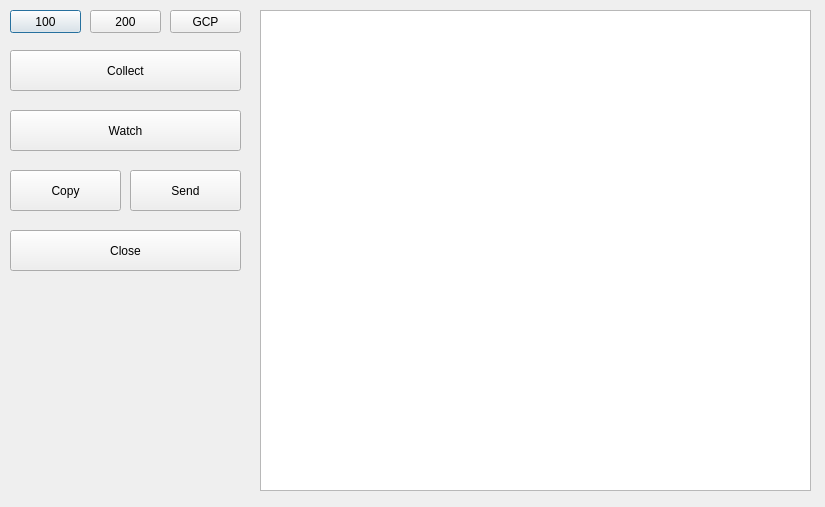
gunh0/tor-network-analyzer, file src/CC_Server_GUI.ui: the form before one commit.
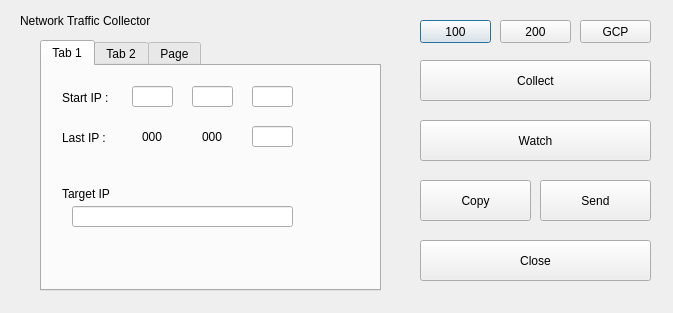
The form after the commit. The open tabs and pages were chosen to show the change.

Patch:
```diff
--- a/src/CC_Server_GUI.ui
+++ b/src/CC_Server_GUI.ui
@@ -6,8 +6,8 @@
    <rect>
     <x>0</x>
     <y>0</y>
-    <width>825</width>
-    <height>507</height>
+    <width>673</width>
+    <height>313</height>
    </rect>
   </property>
   <property name="windowTitle">
@@ -16,8 +16,8 @@
   <widget class="QPushButton" name="pushButton_1">
    <property name="geometry">
     <rect>
-     <x>10</x>
-     <y>10</y>
+     <x>420</x>
+     <y>20</y>
      <width>71</width>
      <height>23</height>
     </rect>
@@ -29,8 +29,8 @@
   <widget class="QPushButton" name="pushButton_2">
    <property name="geometry">
     <rect>
-     <x>90</x>
-     <y>10</y>
+     <x>500</x>
+     <y>20</y>
      <width>71</width>
      <height>23</height>
     </rect>
@@ -42,8 +42,8 @@
   <widget class="QPushButton" name="pushButton_3">
    <property name="geometry">
     <rect>
-     <x>170</x>
-     <y>10</y>
+     <x>580</x>
+     <y>20</y>
      <width>71</width>
      <height>23</height>
     </rect>
@@ -55,8 +55,8 @@
   <widget class="QPushButton" name="pushButton_4">
    <property name="geometry">
     <rect>
-     <x>10</x>
-     <y>50</y>
+     <x>420</x>
+     <y>60</y>
      <width>231</width>
      <height>41</height>
     </rect>
@@ -68,8 +68,8 @@
   <widget class="QPushButton" name="pushButton_5">
    <property name="geometry">
     <rect>
-     <x>10</x>
-     <y>110</y>
+     <x>420</x>
+     <y>120</y>
      <width>231</width>
      <height>41</height>
     </rect>
@@ -81,8 +81,8 @@
   <widget class="QPushButton" name="pushButton_6">
    <property name="geometry">
     <rect>
-     <x>10</x>
-     <y>170</y>
+     <x>420</x>
+     <y>180</y>
      <width>111</width>
      <height>41</height>
     </rect>
@@ -94,8 +94,8 @@
   <widget class="QPushButton" name="pushButton_7">
    <property name="geometry">
     <rect>
-     <x>130</x>
-     <y>170</y>
+     <x>540</x>
+     <y>180</y>
      <width>111</width>
      <height>41</height>
     </rect>
@@ -107,8 +107,8 @@
   <widget class="QPushButton" name="pushButton_8">
    <property name="geometry">
     <rect>
-     <x>10</x>
-     <y>230</y>
+     <x>420</x>
+     <y>240</y>
      <width>231</width>
      <height>41</height>
     </rect>
@@ -117,15 +117,317 @@
     <string>Close</string>
    </property>
   </widget>
-  <widget class="QListView" name="listView">
+  <widget class="QLabel" name="label">
    <property name="geometry">
     <rect>
-     <x>260</x>
+     <x>20</x>
      <y>10</y>
-     <width>551</width>
-     <height>481</height>
+     <width>141</width>
+     <height>21</height>
     </rect>
    </property>
+   <property name="text">
+    <string>Network Traffic Collector</string>
+   </property>
+  </widget>
+  <widget class="QTabWidget" name="tabWidget">
+   <property name="geometry">
+    <rect>
+     <x>40</x>
+     <y>40</y>
+     <width>341</width>
+     <height>251</height>
+    </rect>
+   </property>
+   <property name="currentIndex">
+    <number>2</number>
+   </property>
+   <widget class="QWidget" name="ntc_100">
+    <property name="toolTipDuration">
+     <number>6</number>
+    </property>
+    <attribute name="title">
+     <string>Tab 1</string>
+    </attribute>
+    <widget class="QLineEdit" name="lineEdit">
+     <property name="geometry">
+      <rect>
+       <x>90</x>
+       <y>20</y>
+       <width>41</width>
+       <height>21</height>
+      </rect>
+     </property>
+    </widget>
+    <widget class="QLabel" name="label_2">
+     <property name="geometry">
+      <rect>
+       <x>20</x>
+       <y>22</y>
+       <width>56</width>
+       <height>20</height>
+      </rect>
+     </property>
+     <property name="text">
+      <string>Start IP :</string>
+     </property>
+    </widget>
+    <widget class="QLabel" name="label_3">
+     <property name="geometry">
+      <rect>
+       <x>20</x>
+       <y>62</y>
+       <width>56</width>
+       <height>20</height>
+      </rect>
+     </property>
+     <property name="text">
+      <string>Last IP :</string>
+     </property>
+    </widget>
+    <widget class="QLabel" name="label_4">
+     <property name="geometry">
+      <rect>
+       <x>100</x>
+       <y>60</y>
+       <width>31</width>
+       <height>21</height>
+      </rect>
+     </property>
+     <property name="text">
+      <string>000</string>
+     </property>
+    </widget>
+    <widget class="QLineEdit" name="lineEdit_3">
+     <property name="geometry">
+      <rect>
+       <x>150</x>
+       <y>20</y>
+       <width>41</width>
+       <height>21</height>
+      </rect>
+     </property>
+    </widget>
+    <widget class="QLineEdit" name="lineEdit_4">
+     <property name="geometry">
+      <rect>
+       <x>210</x>
+       <y>20</y>
+       <width>41</width>
+       <height>21</height>
+      </rect>
+     </property>
+    </widget>
+    <widget class="QLineEdit" name="lineEdit_5">
+     <property name="geometry">
+      <rect>
+       <x>210</x>
+       <y>60</y>
+       <width>41</width>
+       <height>21</height>
+      </rect>
+     </property>
+    </widget>
+    <widget class="QLabel" name="label_5">
+     <property name="geometry">
+      <rect>
+       <x>160</x>
+       <y>60</y>
+       <width>31</width>
+       <height>21</height>
+      </rect>
+     </property>
+     <property name="sizePolicy">
+      <sizepolicy hsizetype="Preferred" vsizetype="Preferred">
+       <horstretch>0</horstretch>
+       <verstretch>0</verstretch>
+      </sizepolicy>
+     </property>
+     <property name="text">
+      <string>000</string>
+     </property>
+    </widget>
+    <widget class="QLabel" name="label_6">
+     <property name="geometry">
+      <rect>
+       <x>20</x>
+       <y>120</y>
+       <width>61</width>
+       <height>16</height>
+      </rect>
+     </property>
+     <property name="text">
+      <string>Target IP</string>
+     </property>
+    </widget>
+    <widget class="QLineEdit" name="lineEdit_2">
+     <property name="geometry">
+      <rect>
+       <x>30</x>
+       <y>140</y>
+       <width>221</width>
+       <height>21</height>
+      </rect>
+     </property>
+    </widget>
+   </widget>
+   <widget class="QWidget" name="ntc_200">
+    <attribute name="title">
+     <string>Tab 2</string>
+    </attribute>
+    <widget class="QLabel" name="label_7">
+     <property name="geometry">
+      <rect>
+       <x>20</x>
+       <y>62</y>
+       <width>56</width>
+       <height>20</height>
+      </rect>
+     </property>
+     <property name="text">
+      <string>Last IP :</string>
+     </property>
+    </widget>
+    <widget class="QLineEdit" name="lineEdit_6">
+     <property name="geometry">
+      <rect>
+       <x>30</x>
+       <y>140</y>
+       <width>221</width>
+       <height>21</height>
+      </rect>
+     </property>
+    </widget>
+    <widget class="QLabel" name="label_8">
+     <property name="geometry">
+      <rect>
+       <x>100</x>
+       <y>60</y>
+       <width>31</width>
+       <height>21</height>
+      </rect>
+     </property>
+     <property name="text">
+      <string>000</string>
+     </property>
+    </widget>
+    <widget class="QLineEdit" name="lineEdit_7">
+     <property name="geometry">
+      <rect>
+       <x>210</x>
+       <y>60</y>
+       <width>41</width>
+       <height>21</height>
+      </rect>
+     </property>
+    </widget>
+    <widget class="QLineEdit" name="lineEdit_8">
+     <property name="geometry">
+      <rect>
+       <x>150</x>
+       <y>20</y>
+       <width>41</width>
+       <height>21</height>
+      </rect>
+     </property>
+    </widget>
+    <widget class="QLineEdit" name="lineEdit_9">
+     <property name="geometry">
+      <rect>
+       <x>90</x>
+       <y>20</y>
+       <width>41</width>
+       <height>21</height>
+      </rect>
+     </property>
+    </widget>
+    <widget class="QLabel" name="label_9">
+     <property name="geometry">
+      <rect>
+       <x>20</x>
+       <y>120</y>
+       <width>61</width>
+       <height>16</height>
+      </rect>
+     </property>
+     <property name="text">
+      <string>Target IP</string>
+     </property>
+    </widget>
+    <widget class="QLabel" name="label_10">
+     <property name="geometry">
+      <rect>
+       <x>20</x>
+       <y>22</y>
+       <width>56</width>
+       <height>20</height>
+      </rect>
+     </property>
+     <property name="text">
+      <string>Start IP :</string>
+     </property>
+    </widget>
+    <widget class="QLabel" name="label_11">
+     <property name="geometry">
+      <rect>
+       <x>160</x>
+       <y>60</y>
+       <width>31</width>
+       <height>21</height>
+      </rect>
+     </property>
+     <property name="sizePolicy">
+      <sizepolicy hsizetype="Preferred" vsizetype="Preferred">
+       <horstretch>0</horstretch>
+       <verstretch>0</verstretch>
+      </sizepolicy>
+     </property>
+     <property name="text">
+      <string>000</string>
+     </property>
+    </widget>
+    <widget class="QLineEdit" name="lineEdit_10">
+     <property name="geometry">
+      <rect>
+       <x>210</x>
+       <y>20</y>
+       <width>41</width>
+       <height>21</height>
+      </rect>
+     </property>
+    </widget>
+   </widget>
+   <widget class="QWidget" name="ntc_gcp">
+    <attribute name="title">
+     <string>Page</string>
+    </attribute>
+    <widget class="QLabel" name="label_12">
+     <property name="geometry">
+      <rect>
+       <x>20</x>
+       <y>20</y>
+       <width>191</width>
+       <height>20</height>
+      </rect>
+     </property>
+     <property name="text">
+      <string>GCP PC IP List .txt File</string>
+     </property>
+    </widget>
+    <widget class="QPushButton" name="pushButton">
+     <property name="geometry">
+      <rect>
+       <x>230</x>
+       <y>20</y>
+       <width>75</width>
+       <height>23</height>
+      </rect>
+     </property>
+     <property name="text">
+      <string>Open</string>
+     </property>
+    </widget>
+   </widget>
   </widget>
  </widget>
  <resources/>
```
Left out of the diff: 6 changed lines with no effect on the pictures.
